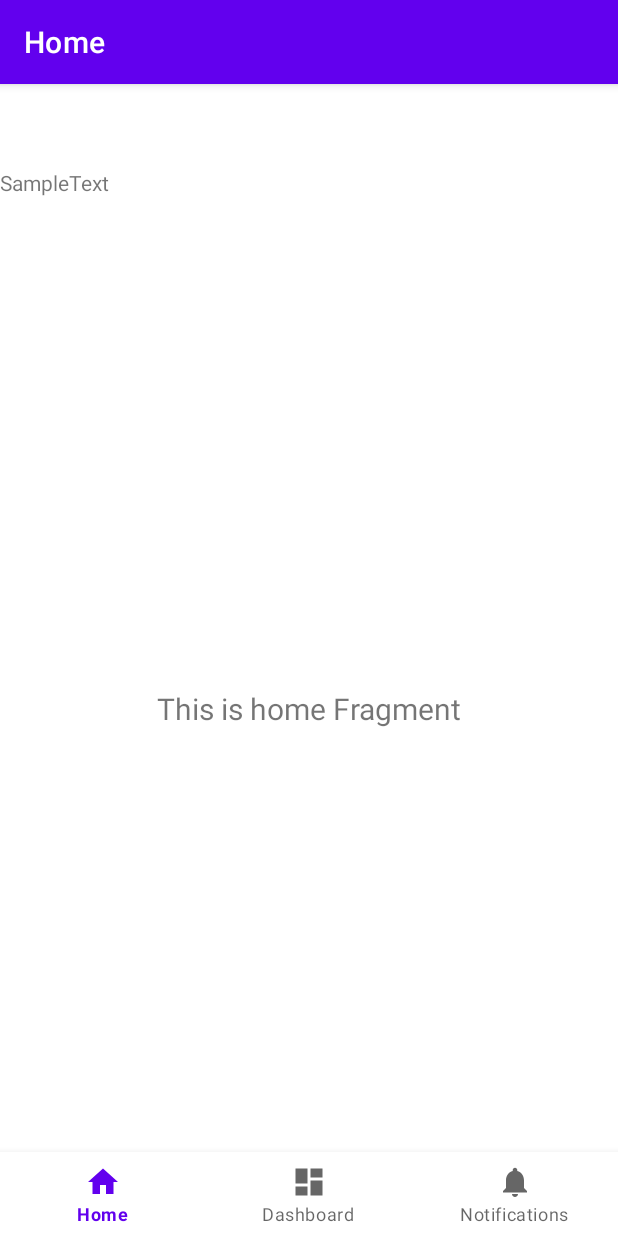
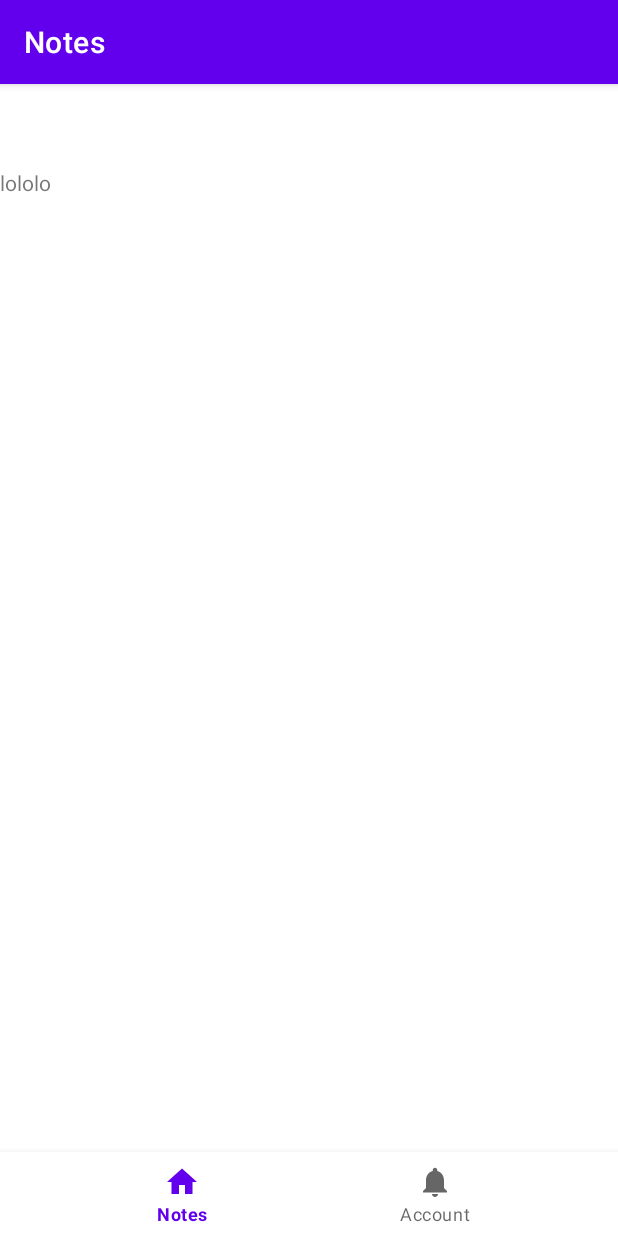
Before and after one commit to galij899/QuickNotes, an Android app: the screen it shows after launch (MainActivity), on a phone screen of 412 x 824 dp. Run offline under Robolectric (Android 15) with nearby library versions, the phone set to English and light mode, and no system bars; our stand-ins replace navigation-ui.

Commit message:
added notes fragment

```diff
--- a/app/build.gradle
+++ b/app/build.gradle
@@ -47,6 +47,8 @@ dependencies {
     implementation 'androidx.lifecycle:lifecycle-viewmodel-ktx:2.2.0'
     implementation 'androidx.navigation:navigation-fragment-ktx:2.3.0'
     implementation 'androidx.navigation:navigation-ui-ktx:2.3.0'
+    implementation 'androidx.legacy:legacy-support-v4:1.0.0'
+    implementation 'com.google.code.gson:gson:2.8.5'
     testImplementation 'junit:junit:4.+'
     androidTestImplementation 'androidx.test.ext:junit:1.1.2'
     androidTestImplementation 'androidx.test.espresso:espresso-core:3.3.0'
--- a/app/src/main/java/com/example/quicknotes/MainActivity.kt
+++ b/app/src/main/java/com/example/quicknotes/MainActivity.kt
@@ -1,6 +1,7 @@
 package com.example.quicknotes
 
 import android.os.Bundle
+import android.widget.TextView
 import com.google.android.material.bottomnavigation.BottomNavigationView
 import androidx.appcompat.app.AppCompatActivity
 import androidx.navigation.findNavController
@@ -26,7 +27,7 @@ class MainActivity : AppCompatActivity() {
         // menu should be considered as top level destinations.
         val appBarConfiguration = AppBarConfiguration(
             setOf(
-                R.id.navigation_home, R.id.navigation_dashboard, R.id.navigation_notifications
+                R.id.navigation_home, R.id.navigation_notifications
             )
         )
         setupActionBarWithNavController(navController, appBarConfiguration)
--- /dev/null
+++ b/app/src/main/java/com/example/quicknotes/models/Record.kt
@@ -0,0 +1,4 @@
+package com.example.quicknotes.models
+
+class Record {
+}
--- /dev/null
+++ b/app/src/main/java/com/example/quicknotes/ui/notes/NotesFragment.kt
@@ -0,0 +1,42 @@
+package com.example.quicknotes.ui.notes
+
+import androidx.lifecycle.ViewModelProvider
+import android.os.Bundle
+import androidx.fragment.app.Fragment
+import android.view.LayoutInflater
+import android.view.View
+import android.view.ViewGroup
+import android.widget.TextView
+import com.example.quicknotes.R
+import com.example.quicknotes.databinding.FragmentHomeBinding
+import com.example.quicknotes.databinding.NotesFragmentBinding
+import com.example.quicknotes.ui.home.HomeViewModel
+
+class NotesFragment : Fragment() {
+
+    private lateinit var notesViewModel: NotesViewModel
+    private var _binding: NotesFragmentBinding? = null
+    private val binding get() = _binding!!
+
+    private lateinit var viewModel: NotesViewModel
+
+    fun read_json(): {}
+
+    override fun onCreateView(
+        inflater: LayoutInflater, container: ViewGroup?,
+        savedInstanceState: Bundle?
+    ): View? {_binding = NotesFragmentBinding.inflate(inflater, container, false)
+        val root: View = binding.root
+
+        val textView: TextView = binding.sampleText
+        textView.text = "lololo"
+        return root
+    }
+
+    override fun onActivityCreated(savedInstanceState: Bundle?) {
+        super.onActivityCreated(savedInstanceState)
+        viewModel = ViewModelProvider(this).get(NotesViewModel::class.java)
+        // TODO: Use the ViewModel
+    }
+
+}
--- /dev/null
+++ b/app/src/main/java/com/example/quicknotes/ui/notes/NotesViewModel.kt
@@ -0,0 +1,7 @@
+package com.example.quicknotes.ui.notes
+
+import androidx.lifecycle.ViewModel
+
+class NotesViewModel : ViewModel() {
+    // TODO: Implement the ViewModel
+}
--- /dev/null
+++ b/app/src/main/res/layout/notes_fragment.xml
@@ -0,0 +1,16 @@
+<?xml version="1.0" encoding="utf-8"?>
+<LinearLayout xmlns:android="http://schemas.android.com/apk/res/android"
+    xmlns:tools="http://schemas.android.com/tools"
+    android:id="@+id/frameLayout"
+    android:layout_width="match_parent"
+    android:layout_height="match_parent"
+    tools:context=".ui.notes.NotesFragment"
+    android:orientation="vertical">
+
+    <TextView
+        android:id="@+id/sampleText"
+        android:layout_width="wrap_content"
+        android:layout_height="wrap_content"
+        android:text="Hello" />
+
+</LinearLayout>
--- a/app/src/main/res/menu/bottom_nav_menu.xml
+++ b/app/src/main/res/menu/bottom_nav_menu.xml
@@ -4,16 +4,11 @@
     <item
         android:id="@+id/navigation_home"
         android:icon="@drawable/ic_home_black_24dp"
-        android:title="@string/title_home" />
-
-    <item
-        android:id="@+id/navigation_dashboard"
-        android:icon="@drawable/ic_dashboard_black_24dp"
-        android:title="@string/title_dashboard" />
+        android:title="@string/title_notes" />
 
     <item
         android:id="@+id/navigation_notifications"
         android:icon="@drawable/ic_notifications_black_24dp"
-        android:title="@string/title_notifications" />
+        android:title="@string/title_account" />
 
 </menu>
--- a/app/src/main/res/navigation/mobile_navigation.xml
+++ b/app/src/main/res/navigation/mobile_navigation.xml
@@ -7,19 +7,13 @@
 
     <fragment
         android:id="@+id/navigation_home"
-        android:name="com.example.quicknotes.ui.home.HomeFragment"
-        android:label="@string/title_home"
-        tools:layout="@layout/fragment_home" />
-
-    <fragment
-        android:id="@+id/navigation_dashboard"
-        android:name="com.example.quicknotes.ui.dashboard.DashboardFragment"
-        android:label="@string/title_dashboard"
-        tools:layout="@layout/fragment_dashboard" />
+        android:name="com.example.quicknotes.ui.notes.NotesFragment"
+        android:label="@string/title_notes"
+        tools:layout="@layout/notes_fragment" />
 
     <fragment
         android:id="@+id/navigation_notifications"
         android:name="com.example.quicknotes.ui.notifications.NotificationsFragment"
-        android:label="@string/title_notifications"
+        android:label="@string/title_account"
         tools:layout="@layout/fragment_notifications" />
 </navigation>
--- a/app/src/main/res/values/strings.xml
+++ b/app/src/main/res/values/strings.xml
@@ -1,6 +1,7 @@
 <resources>
     <string name="app_name">QuickNotes</string>
-    <string name="title_home">Home</string>
-    <string name="title_dashboard">Dashboard</string>
-    <string name="title_notifications">Notifications</string>
+    <string name="title_notes">Notes</string>
+    <string name="title_account">Account</string>
+    <!-- TODO: Remove or change this placeholder text -->
+    <string name="hello_blank_fragment">Hello blank fragment</string>
 </resources>
```
